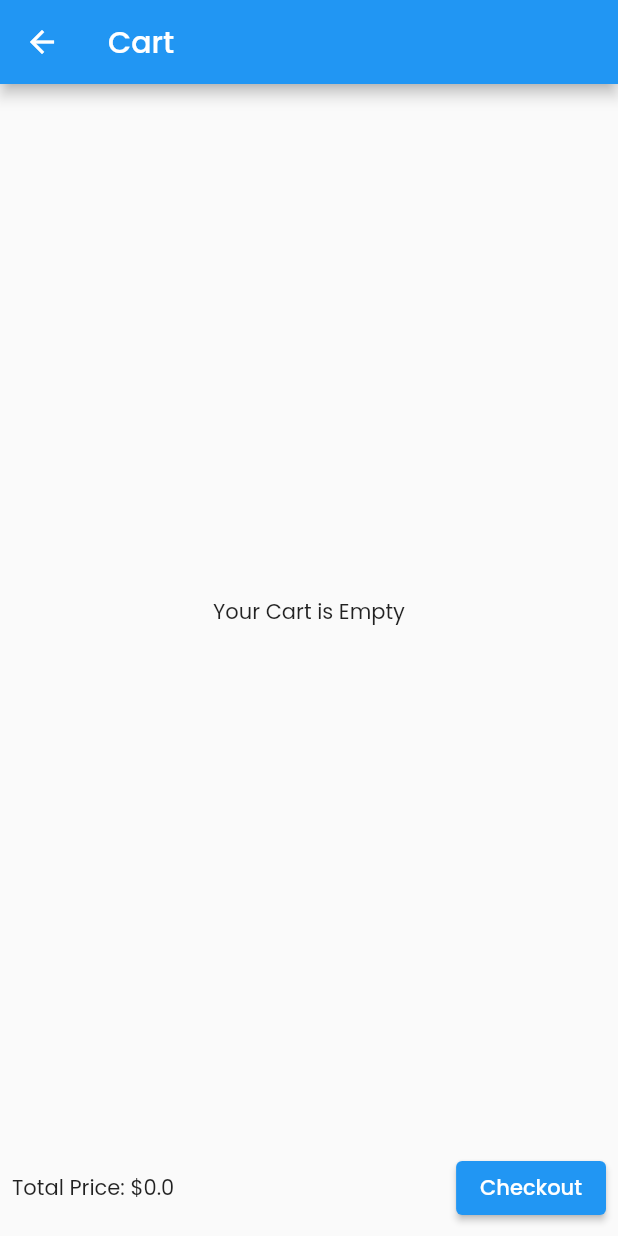
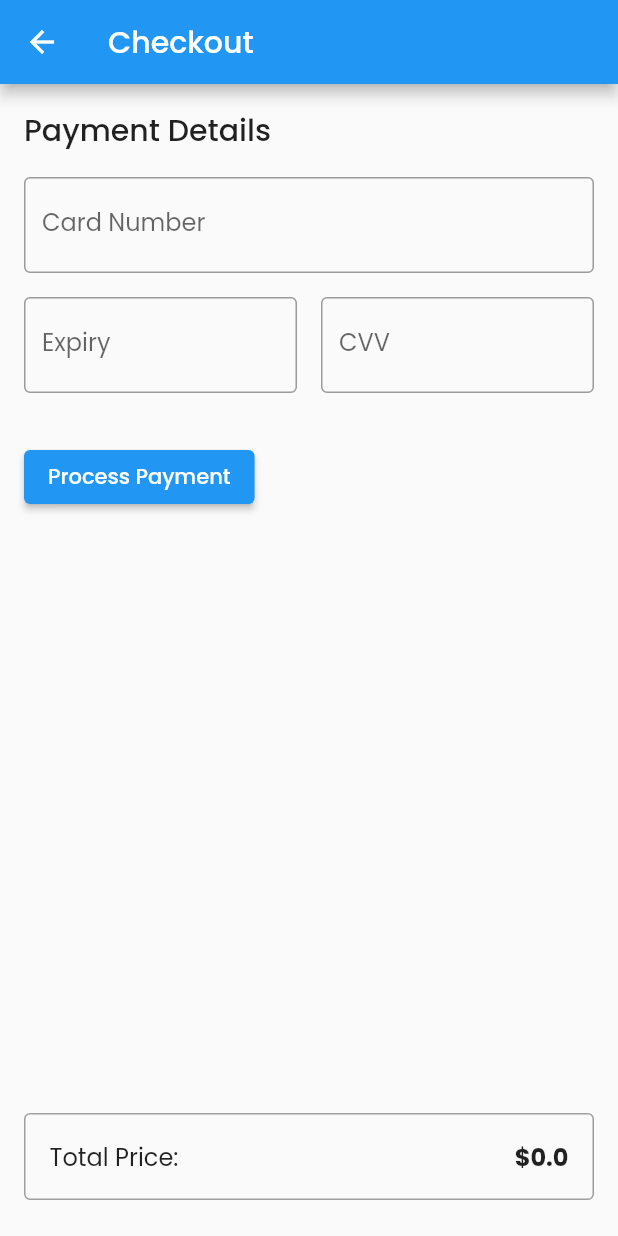
Before and after one commit to Devangana-Ghosh/alexa-task-appdev, a Flutter app: the CartPage screen opened directly with empty values, after a tap on "Checkout", on a phone screen of 412 x 824 dp. Run offline on Flutter 3.47's test engine with Material 2 defaults, Android fonts, the phone set to English and light mode, and no system bars; our stand-ins replace firebase_auth, firebase_core, google_fonts; accounts and stored records are empty; network calls fail.

Commit message:
checkout

```diff
--- /dev/null
+++ b/lib/Screen/checkout.dart
@@ -0,0 +1,131 @@
+import 'package:alexa_shopping/widgets/product.dart';
+import 'package:flutter/material.dart';
+
+class CheckoutPage extends StatefulWidget {
+  final List<dynamic> cartItems;
+
+  CheckoutPage({Key? key, required this.cartItems}) : super(key: key);
+
+  @override
+  _CheckoutPageState createState() => _CheckoutPageState();
+}
+
+class _CheckoutPageState extends State<CheckoutPage> {
+  final TextEditingController _cardNumberController = TextEditingController();
+  final TextEditingController _expiryController = TextEditingController();
+  final TextEditingController _cvvController = TextEditingController();
+  double _totalPrice = 0.0;
+
+  @override
+  void initState() {
+    super.initState();
+    _totalPrice = getTotalPrice();
+  }
+
+  @override
+  void dispose() {
+    _cardNumberController.dispose();
+    _expiryController.dispose();
+    _cvvController.dispose();
+    super.dispose();
+  }
+
+  double getTotalPrice() {
+    double totalPrice = 0;
+    for (dynamic product in widget.cartItems) {
+      totalPrice += product['price'];
+    }
+    return totalPrice;
+  }
+
+  @override
+  Widget build(BuildContext context) {
+    return Scaffold(
+      appBar: AppBar(
+        title: Text('Checkout'),
+      ),
+      body: Padding(
+        padding: const EdgeInsets.all(16.0),
+        child: Column(
+          crossAxisAlignment: CrossAxisAlignment.start,
+          children: [
+            Text(
+              'Payment Details',
+              style: Theme.of(context).textTheme.headline6,
+            ),
+            SizedBox(height: 16),
+            TextFormField(
+              controller: _cardNumberController,
+              decoration: InputDecoration(
+                labelText: 'Card Number',
+                hintText: 'Enter your card number',
+                border: OutlineInputBorder(),
+              ),
+              keyboardType: TextInputType.number,
+            ),
+            SizedBox(height: 16),
+            Row(
+              children: [
+                Expanded(
+                  child: TextFormField(
+                    controller: _expiryController,
+                    decoration: InputDecoration(
+                      labelText: 'Expiry',
+                      hintText: 'MM/YY',
+                      border: OutlineInputBorder(),
+                    ),
+                    keyboardType: TextInputType.datetime,
+                  ),
+                ),
+                SizedBox(width: 16),
+                Expanded(
+                  child: TextFormField(
+                    controller: _cvvController,
+                    decoration: InputDecoration(
+                      labelText: 'CVV',
+                      hintText: 'Enter your CVV',
+                      border: OutlineInputBorder(),
+                    ),
+                    keyboardType: TextInputType.number,
+                  ),
+                ),
+              ],
+            ),
+            SizedBox(height: 32),
+            ElevatedButton(
+              onPressed: () {
+                // Implement payment processing logic here
+              },
+              child: Text('Process Payment'),
+            ),
+            SizedBox(height: 400 ),
+            Container(
+              decoration: BoxDecoration(
+                border: Border.all(
+                  color: Colors.grey,
+                ),
+                borderRadius: BorderRadius.circular(4.0),
+              ),
+              padding: EdgeInsets.all(16.0),
+              child: Row(
+                mainAxisAlignment: MainAxisAlignment.spaceBetween,
+                children: [
+                  Text(
+                    'Total Price:',
+                    style: Theme.of(context).textTheme.subtitle1,
+                  ),
+                  Text(
+                    '\$$_totalPrice',
+                    style: Theme.of(context).textTheme.subtitle1?.copyWith(
+                      fontWeight: FontWeight.bold,
+                    ),
+                  ),
+                ],
+              ),
+            ),
+          ],
+        ),
+      ),
+    );
+  }
+}
--- a/lib/Screen/home_page.dart
+++ b/lib/Screen/home_page.dart
@@ -38,7 +38,7 @@ class _HomePageState extends State<HomePage> {
           title: Text('E-Commerce App'),
         ),
         body:Material(
-          child:ListView.builder(
+    child:ListView.builder(
             itemCount: products.length,
             itemBuilder: (BuildContext context, int index) {
               dynamic product = products[index];
@@ -52,7 +52,7 @@ class _HomePageState extends State<HomePage> {
               );
             },
           ),
-        )
+        ),
     );
   }
 }
--- a/lib/Screen/login_page.dart
+++ b/lib/Screen/login_page.dart
@@ -17,38 +17,48 @@ class LoginPage extends StatefulWidget {
 class _LoginPageState extends State<LoginPage> {
   @override
   Widget build(BuildContext context) {
-    return Scaffold(
-      body: SafeArea(
+    return MaterialApp(
+
+    home:Scaffold(
+      resizeToAvoidBottomInset: true,
+
+      body: SingleChildScrollView(
         child:Container(
           width:double.infinity,
           child:Column(
             mainAxisAlignment: MainAxisAlignment.spaceBetween,
             children: [
+
               Container(
                 padding:EdgeInsets.only(
-                  top:12.0,),
+                  top:50.0,),
                 child:Text("Login To Your Account",
                   textAlign: TextAlign.center,
                   style:Constants.boldheading,),),
               Column(
-                children:[
+
+              children:[
+                SizedBox(height: 200.0),
                   CustomInput(
                     hintText:"Email..",
                   ),
-                  CustomInput(
+
+                CustomInput(
                     hintText: "Password..",
+
                   ),
+                SizedBox(height: 10.0),
                   CustomBtn(
                     text:"Login",
                     outlineBtn: false ,
-                    onPressed: () {
+                    onPressed: (){
                       Future.delayed(Duration.zero, () {
                         print("push");
                         Navigator.push(
                           context,
                           MaterialPageRoute(
                               builder: (context) =>  ProductList()),
-                        );
+                     );
                       }
                       );
                     },
@@ -57,8 +67,9 @@ class _LoginPageState extends State<LoginPage> {
               ),
               Padding(
                 padding:const EdgeInsets.only(
-                  bottom:16.0,
+                  top:250.0,
                 ),
+
                 child: CustomBtn(
                   text:"Create Account",
                   onPressed: () {},
@@ -76,6 +87,7 @@ class _LoginPageState extends State<LoginPage> {
         ),
 
       ),
+    )
     );
 
   }}
--- a/lib/main.dart
+++ b/lib/main.dart
@@ -19,7 +19,7 @@ class MyApp extends StatelessWidget {
   Widget build(BuildContext context) {
     return MaterialApp(
       title: "cashncarry",
-      debugShowCheckedModeBanner: false,
+      debugShowCheckedModeBanner: false ,
       theme: ThemeData(
         textTheme: GoogleFonts.poppinsTextTheme(
           Theme.of(context).textTheme,
--- a/lib/widgets/custom_button.dart
+++ b/lib/widgets/custom_button.dart
@@ -9,21 +9,21 @@ class CustomBtn extends StatelessWidget {
   @override
   Widget build(BuildContext context) {
     bool _outlineBtn= outlineBtn ?? false;
-    return GestureDetector (
-    onTap: onPressed(),//**
-      child:Container(
+    return Material(
+      color: _outlineBtn ? Colors.transparent : Colors.black,
+      borderRadius: BorderRadius.circular(12.0),
+      child: InkWell(
+        onTap: onPressed as void Function()?,
+        child: Container(
           height:60.0,
           alignment:Alignment.center,
           decoration:BoxDecoration(
-        color: _outlineBtn? Colors.transparent:Colors.black,
             border:Border.all(
               color:Colors.black,
               width:2.0,
             ),
-            borderRadius: BorderRadius.circular(12.0,
+            borderRadius: BorderRadius.circular(12.0),
           ),
-      ),
-
           margin:EdgeInsets.symmetric(
             horizontal: 24.0,
             vertical: 8.0,
@@ -33,8 +33,9 @@ class CustomBtn extends StatelessWidget {
             style:TextStyle(
               fontSize:16.0,
               color: _outlineBtn? Colors.black:Colors.white,
-
-      fontWeight:FontWeight.w600,),
+              fontWeight:FontWeight.w600,
+            ),
+          ),
         ),
       ),
     );
--- a/lib/widgets/product.dart
+++ b/lib/widgets/product.dart
@@ -1,4 +1,5 @@
 import 'dart:convert';
+import 'package:alexa_shopping/Screen/checkout.dart';
 import 'package:http/http.dart' as http;
 import 'package:alexa_shopping/widgets/product.dart';
 import 'package:flutter/material.dart';
@@ -10,8 +11,10 @@ import 'package:flutter/material.dart';
 
 
 
+
 class CartPage extends StatefulWidget {
   final List<dynamic> cartItems;
+
 
   CartPage({Key? key, required this.cartItems}) : super(key: key);
 
@@ -74,7 +77,11 @@ class _CartPageState extends State<CartPage> {
               children: [
                 Text('Total Price: \$${getTotalPrice()}'),
                 ElevatedButton(
-                  onPressed: () {},
+                  onPressed: () { Navigator.push(
+                    context,
+
+                    MaterialPageRoute(builder: (context) => CheckoutPage(cartItems: widget.cartItems, )),
+                  );},
                   child: Text('Checkout'),
                 ),
               ],
```
Also changed, not shown: pubspec.lock. Lines whose indentation alone changed are shown as unchanged.
